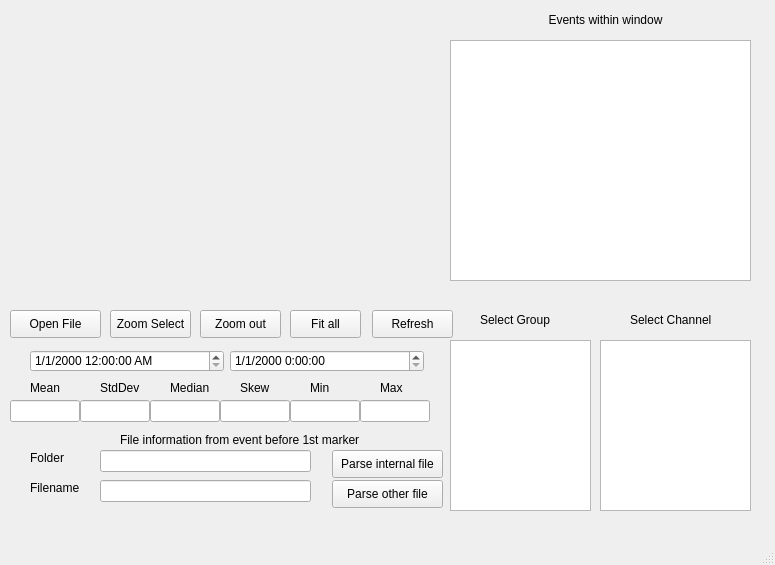
Old version of the form Analysis/Post Processing/Layout.ui in the repository msb002/MHDlab.
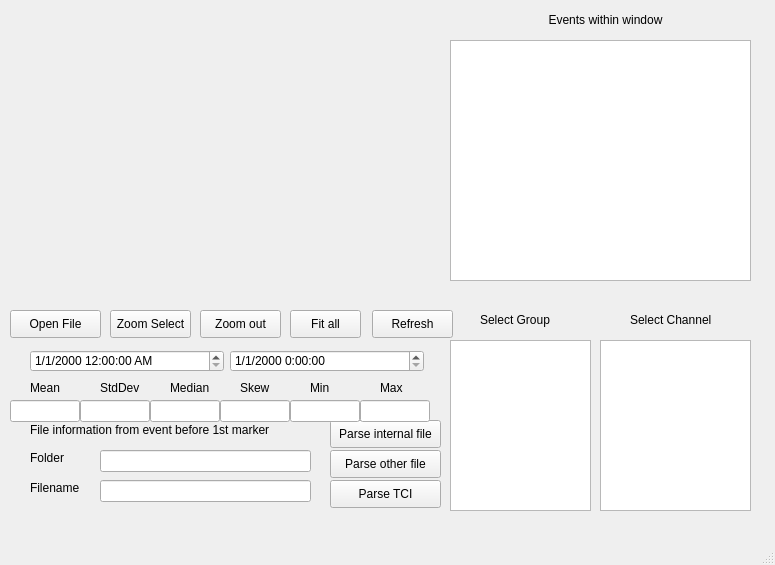
New version of the form.

Commit message: add ability to parse file based on the test case array

What changed in the file:
```diff
--- a/Analysis/Post Processing/Layout.ui
+++ b/Analysis/Post Processing/Layout.ui
@@ -74,8 +74,8 @@
    <widget class="QPushButton" name="btn_parse">
     <property name="geometry">
      <rect>
-      <x>332</x>
-      <y>450</y>
+      <x>330</x>
+      <y>420</y>
       <width>111</width>
       <height>28</height>
      </rect>
@@ -311,8 +311,8 @@
    <widget class="QLabel" name="label_6">
     <property name="geometry">
      <rect>
-      <x>120</x>
-      <y>430</y>
+      <x>30</x>
+      <y>420</y>
       <width>291</width>
       <height>20</height>
      </rect>
@@ -480,8 +480,8 @@
    <widget class="QPushButton" name="btn_parse_ext">
     <property name="geometry">
      <rect>
-      <x>332</x>
-      <y>480</y>
+      <x>330</x>
+      <y>450</y>
       <width>111</width>
       <height>28</height>
      </rect>
@@ -490,6 +490,19 @@
      <string>Parse other file</string>
     </property>
    </widget>
+   <widget class="QPushButton" name="btn_parse_tci">
+    <property name="geometry">
+     <rect>
+      <x>330</x>
+      <y>480</y>
+      <width>111</width>
+      <height>28</height>
+     </rect>
+    </property>
+    <property name="text">
+     <string>Parse TCI</string>
+    </property>
+   </widget>
   </widget>
   <widget class="QMenuBar" name="menubar">
    <property name="geometry">
```
The commit also changes 3 other files.
